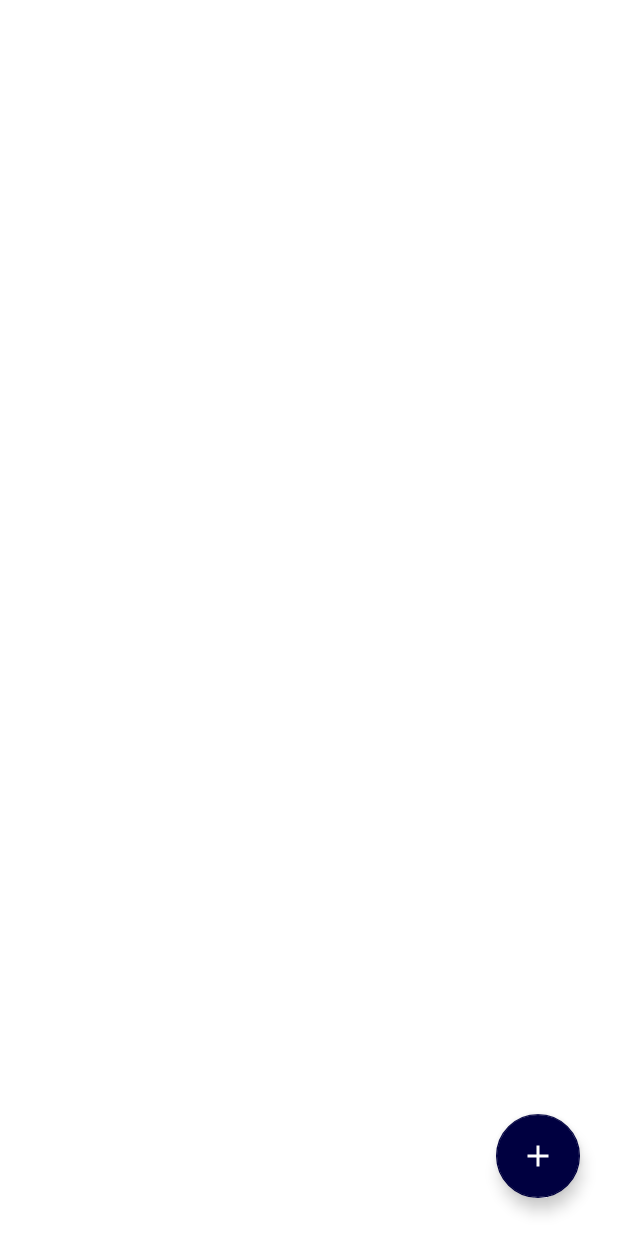
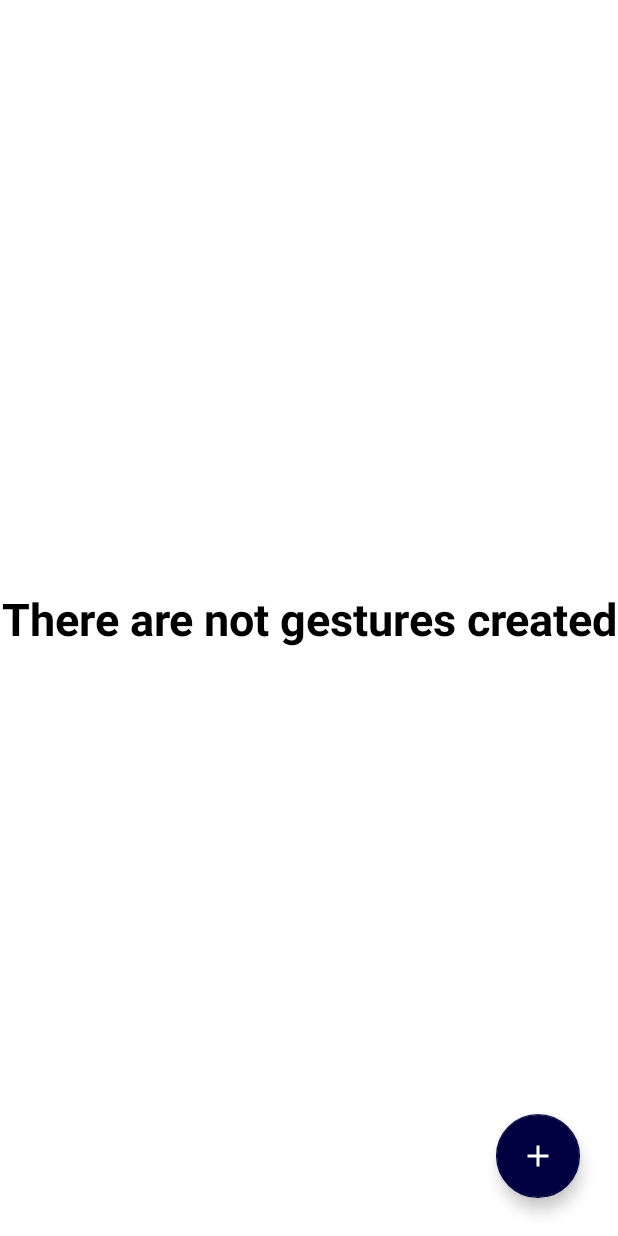
Before and after one commit to diazmanuel/ThemuApp, an Android app: the GestureListFragment screen opened through its navigation route, on a phone screen of 412 x 824 dp. Run offline under Robolectric (Android 15) with nearby library versions, the light colour scheme and no system bars; our stand-ins replace navigation-ui.

Commit message:
gestureList

```diff
--- /dev/null
+++ b/THEMU/app/src/main/java/com/gloves/themu/adapters/GestureRecyclerAdapter.kt
@@ -0,0 +1,47 @@
+package com.gloves.themu.adapters
+
+import android.view.LayoutInflater
+import android.view.View
+import android.view.ViewGroup
+import androidx.appcompat.view.menu.ActionMenuItemView
+import androidx.recyclerview.widget.RecyclerView
+import com.gloves.themu.R
+import com.gloves.themu.classes.Gesture
+import com.google.android.material.textview.MaterialTextView
+import kotlinx.android.synthetic.main.layout_gesture_list_item.view.*
+
+class GestureRecyclerAdapter: RecyclerView.Adapter<RecyclerView.ViewHolder>() {
+
+
+        private var gestures : List<Gesture> = ArrayList()
+        override fun onCreateViewHolder(parent: ViewGroup, viewType: Int): RecyclerView.ViewHolder {
+                return GestureViewHolder(
+                        LayoutInflater.from(parent.context).inflate(R.layout.layout_gesture_list_item,parent,false)
+                )
+        }
+
+        override fun onBindViewHolder(holder: RecyclerView.ViewHolder, position: Int) {
+                when(holder){
+                        is GestureViewHolder ->{
+                                holder.bind(gestures[position])
+                        }
+                }
+        }
+
+        override fun getItemCount(): Int {
+                return gestures.size
+        }
+
+        fun sumbitList(gestureList : List<Gesture>){
+                gestures = gestureList
+        }
+
+        class GestureViewHolder constructor(gestureView: View): RecyclerView.ViewHolder(gestureView){
+                val txtGestureItem: MaterialTextView = gestureView.txtGestureItem
+                fun bind (gestureItem : Gesture){
+                        txtGestureItem.text = gestureItem.gestureUsersName
+                }
+        }
+
+
+}
--- /dev/null
+++ b/THEMU/app/src/main/java/com/gloves/themu/adapters/TopSpacingItemDecoration.kt
@@ -0,0 +1,17 @@
+package com.gloves.themu.adapters
+
+import android.graphics.Rect
+import android.view.View
+import androidx.recyclerview.widget.RecyclerView
+
+class TopSpacingItemDecoration(private val padding: Int):RecyclerView.ItemDecoration() {
+    override fun getItemOffsets(
+        outRect: Rect,
+        view: View,
+        parent: RecyclerView,
+        state: RecyclerView.State
+    ) {
+        super.getItemOffsets(outRect, view, parent, state)
+        outRect.top = padding
+    }
+}
--- a/THEMU/app/src/main/java/com/gloves/themu/databases/ConexionSQLiteHelper.kt
+++ b/THEMU/app/src/main/java/com/gloves/themu/databases/ConexionSQLiteHelper.kt
@@ -6,7 +6,6 @@ import android.content.Context
 import android.database.sqlite.SQLiteDatabase
 import android.database.sqlite.SQLiteOpenHelper
 import androidx.core.database.getIntOrNull
-import androidx.core.database.getStringOrNull
 import com.gloves.themu.classes.Effect
 import com.gloves.themu.classes.Gesture
 
@@ -76,7 +75,7 @@ class ConexionSQLiteHelper(context: Context): SQLiteOpenHelper(context, DATABASE
         }
     }
     fun readGestures() : List<Gesture>  {
-        val gestures = mutableListOf<Gesture>()
+        val gestures: MutableList<Gesture> = mutableListOf()
         val cursor = db.rawQuery(
             "SELECT * FROM "+
                     Tables.Gestures.TABLE_GESTURES
--- a/THEMU/app/src/main/java/com/gloves/themu/fragments/GestureListFragment.kt
+++ b/THEMU/app/src/main/java/com/gloves/themu/fragments/GestureListFragment.kt
@@ -1,26 +1,45 @@
 package com.gloves.themu.fragments
 
-import android.gesture.Gesture
 import android.os.Bundle
 import androidx.fragment.app.Fragment
 import android.view.LayoutInflater
 import android.view.View
 import android.view.ViewGroup
 import androidx.navigation.fragment.findNavController
+import androidx.recyclerview.widget.DividerItemDecoration
+import androidx.recyclerview.widget.LinearLayoutManager
 import com.gloves.themu.R
+import com.gloves.themu.adapters.GestureRecyclerAdapter
+import com.gloves.themu.adapters.TopSpacingItemDecoration
+import com.gloves.themu.classes.Gesture
 import com.gloves.themu.databases.ConexionSQLiteHelper
 import kotlinx.android.synthetic.main.fragment_gesture_list.*
-import kotlinx.android.synthetic.main.fragment_profile_list.*
 
 class GestureListFragment : Fragment() {
     private var db: ConexionSQLiteHelper? = null
     private var gestures = emptyList<Gesture>()
+    private lateinit var gestureAdapter: GestureRecyclerAdapter
+
 
     override fun onCreate(savedInstanceState: Bundle?) {
         super.onCreate(savedInstanceState)
         db= ConexionSQLiteHelper(requireContext())
-        gestures = db.readGestures(gestures)
+
     }
+
+    override fun onResume() {
+        super.onResume()
+        gestures = db!!.readGestures()
+
+        if(gestures.isEmpty()){
+            txtGestureEmpty.visibility = View.VISIBLE
+        }else{
+            txtGestureEmpty.visibility = View.INVISIBLE
+        }
+
+        initRecyclerView()
+    }
+
     override fun onCreateView(
         inflater: LayoutInflater, container: ViewGroup?,
         savedInstanceState: Bundle?
@@ -32,8 +51,23 @@ class GestureListFragment : Fragment() {
         super.onViewCreated(view, savedInstanceState)
         val data = Bundle()
         data.putString(R.string.key_id.toString(),"0")
+
+
+
         btnAddGesture.setOnClickListener {
             findNavController().navigate(R.id.action_gestureListFragment_to_gestureFragment,data)
         }
     }
+
+
+
+    private fun initRecyclerView(){
+        recyclerViewGestures.apply {
+            layoutManager = LinearLayoutManager(requireContext())
+            gestureAdapter = GestureRecyclerAdapter()
+            addItemDecoration(TopSpacingItemDecoration(30))
+            gestureAdapter.sumbitList(gestures)
+            adapter = gestureAdapter
+        }
+    }
 }
--- a/THEMU/app/src/main/res/layout/fragment_effect_list.xml
+++ b/THEMU/app/src/main/res/layout/fragment_effect_list.xml
@@ -29,7 +29,7 @@
         app:layout_constraintEnd_toEndOf="parent" />
 
     <TextView
-        android:id="@+id/txtGestureEmpty"
+        android:id="@+id/txtEffectEmpty"
         android:layout_width="wrap_content"
         android:layout_height="wrap_content"
         android:text="@string/hint_emptyEffect"
--- a/THEMU/app/src/main/res/layout/fragment_gesture_list.xml
+++ b/THEMU/app/src/main/res/layout/fragment_gesture_list.xml
@@ -7,9 +7,14 @@
     tools:context=".fragments.GestureListFragment">
 
     <androidx.recyclerview.widget.RecyclerView
-        android:id="@+id/recyclerView"
+        android:id="@+id/recyclerViewGestures"
         android:layout_width="match_parent"
-        android:layout_height="match_parent" />
+        android:layout_height="match_parent"
+        app:layout_constraintLeft_toLeftOf="parent"
+        app:layout_constraintRight_toRightOf="parent"
+        app:layout_constraintBottom_toBottomOf="parent"
+        app:layout_constraintTop_toTopOf="parent"
+        />
 
     <com.google.android.material.floatingactionbutton.FloatingActionButton
         android:id="@+id/btnAddGesture"
--- a/THEMU/app/src/main/res/values/strings.xml
+++ b/THEMU/app/src/main/res/values/strings.xml
@@ -49,7 +49,7 @@
     <string name="hint_Name_Gesture">GESTURE NAME</string>
     <string name="hint_emptyGesture">There are not gestures created</string>
     <string name="hint_emptyEffect">There are not effects created</string>
-
+    <string name="txt_null">null</string>
 
 
 </resources>
```
Also changed, not shown: THEMU/app/build.gradle (+23 -6 lines), THEMU/app/src/main/res/layout/layout_gesture_list_item.xml (added, +28 -0 lines).
